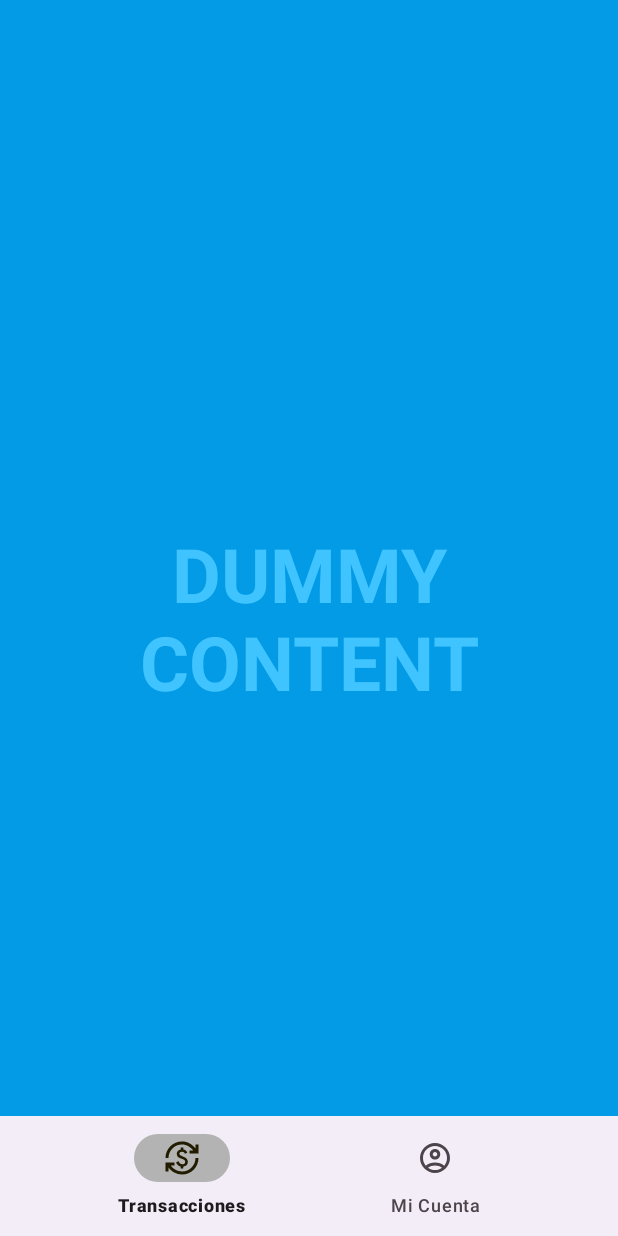
After one commit to magg77/CredibanCo, an Android app: the CreateFullscreenFragment screen opened through its navigation route, on a phone screen of 412 x 824 dp. The commit adds this screen. Run offline under Robolectric (Android 15) with nearby library versions, the phone set to English and light mode, and no system bars; our stand-ins replace Dagger/Hilt's generated code, navigation-ui; network calls fail; 1 statement that could not run was skipped.

Commit message:
DialogFragment full scren for new transaction

```diff
--- a/app/build.gradle
+++ b/app/build.gradle
@@ -87,6 +87,7 @@ dependencies {
 
     //hilt
     implementation "com.google.dagger:hilt-android:$rootProject.hilt_version"
+    implementation 'androidx.legacy:legacy-support-v4:1.0.0'
     annotationProcessor "com.google.dagger:hilt-compiler:$rootProject.hilt_version"
     //kapt "com.google.dagger:hilt-compiler:$rootProject.hilt_version"
     ksp "com.google.dagger:hilt-compiler:$rootProject.hilt_version"
--- /dev/null
+++ b/app/src/main/java/com/prueba/credibanco/CreateFullscreenFragment.kt
@@ -0,0 +1,187 @@
+package com.prueba.credibanco
+
+import android.os.Bundle
+import android.os.Handler
+import android.os.Looper
+import android.view.LayoutInflater
+import android.view.View
+import android.view.ViewGroup
+import android.view.WindowManager
+import android.widget.Button
+import androidx.appcompat.app.AppCompatActivity
+import androidx.fragment.app.Fragment
+import com.prueba.credibanco.databinding.FragmentCreateFullscreenBinding
+
+/**
+ * An example full-screen fragment that shows and hides the system UI (i.e.
+ * status bar and navigation/system bar) with user interaction.
+ */
+class CreateFullscreenFragment : Fragment() {
+    private val hideHandler = Handler(Looper.myLooper()!!)
+
+    @Suppress("InlinedApi")
+    private val hidePart2Runnable = Runnable {
+        // Delayed removal of status and navigation bar
+
+        // Note that some of these constants are new as of API 16 (Jelly Bean)
+        // and API 19 (KitKat). It is safe to use them, as they are inlined
+        // at compile-time and do nothing on earlier devices.
+        val flags =
+            View.SYSTEM_UI_FLAG_LOW_PROFILE or
+                    View.SYSTEM_UI_FLAG_FULLSCREEN or
+                    View.SYSTEM_UI_FLAG_LAYOUT_STABLE or
+                    View.SYSTEM_UI_FLAG_IMMERSIVE_STICKY or
+                    View.SYSTEM_UI_FLAG_LAYOUT_HIDE_NAVIGATION or
+                    View.SYSTEM_UI_FLAG_HIDE_NAVIGATION
+        activity?.window?.decorView?.systemUiVisibility = flags
+        (activity as? AppCompatActivity)?.supportActionBar?.hide()
+    }
+    private val showPart2Runnable = Runnable {
+        // Delayed display of UI elements
+        fullscreenContentControls?.visibility = View.VISIBLE
+    }
+    private var visible: Boolean = false
+    private val hideRunnable = Runnable { hide() }
+
+    /**
+     * Touch listener to use for in-layout UI controls to delay hiding the
+     * system UI. This is to prevent the jarring behavior of controls going away
+     * while interacting with activity UI.
+     */
+    private val delayHideTouchListener = View.OnTouchListener { _, _ ->
+        if (AUTO_HIDE) {
+            delayedHide(AUTO_HIDE_DELAY_MILLIS)
+        }
+        false
+    }
+
+    private var dummyButton: Button? = null
+    private var fullscreenContent: View? = null
+    private var fullscreenContentControls: View? = null
+
+    private var _binding: FragmentCreateFullscreenBinding? = null
+
+    // This property is only valid between onCreateView and
+    // onDestroyView.
+    private val binding get() = _binding!!
+
+    override fun onCreateView(
+        inflater: LayoutInflater,
+        container: ViewGroup?,
+        savedInstanceState: Bundle?
+    ): View? {
+
+        _binding = FragmentCreateFullscreenBinding.inflate(inflater, container, false)
+        return binding.root
+
+    }
+
+    override fun onViewCreated(view: View, savedInstanceState: Bundle?) {
+        super.onViewCreated(view, savedInstanceState)
+
+        visible = true
+
+        dummyButton = binding.dummyButton
+        fullscreenContent = binding.fullscreenContent
+        fullscreenContentControls = binding.fullscreenContentControls
+        // Set up the user interaction to manually show or hide the system UI.
+        fullscreenContent?.setOnClickListener { toggle() }
+
+        // Upon interacting with UI controls, delay any scheduled hide()
+        // operations to prevent the jarring behavior of controls going away
+        // while interacting with the UI.
+        dummyButton?.setOnTouchListener(delayHideTouchListener)
+    }
+
+    override fun onResume() {
+        super.onResume()
+        activity?.window?.addFlags(WindowManager.LayoutParams.FLAG_LAYOUT_NO_LIMITS)
+
+        // Trigger the initial hide() shortly after the activity has been
+        // created, to briefly hint to the user that UI controls
+        // are available.
+        delayedHide(100)
+    }
+
+    override fun onPause() {
+        super.onPause()
+        activity?.window?.clearFlags(WindowManager.LayoutParams.FLAG_LAYOUT_NO_LIMITS)
+
+        // Clear the systemUiVisibility flag
+        activity?.window?.decorView?.systemUiVisibility = 0
+        show()
+    }
+
+    override fun onDestroy() {
+        super.onDestroy()
+        dummyButton = null
+        fullscreenContent = null
+        fullscreenContentControls = null
+    }
+
+    private fun toggle() {
+        if (visible) {
+            hide()
+        } else {
+            show()
+        }
+    }
+
+    private fun hide() {
+        // Hide UI first
+        fullscreenContentControls?.visibility = View.GONE
+        visible = false
+
+        // Schedule a runnable to remove the status and navigation bar after a delay
+        hideHandler.removeCallbacks(showPart2Runnable)
+        hideHandler.postDelayed(hidePart2Runnable, UI_ANIMATION_DELAY.toLong())
+    }
+
+    @Suppress("InlinedApi")
+    private fun show() {
+        // Show the system bar
+        fullscreenContent?.systemUiVisibility =
+            View.SYSTEM_UI_FLAG_LAYOUT_FULLSCREEN or
+                    View.SYSTEM_UI_FLAG_LAYOUT_HIDE_NAVIGATION
+        visible = true
+
+        // Schedule a runnable to display UI elements after a delay
+        hideHandler.removeCallbacks(hidePart2Runnable)
+        hideHandler.postDelayed(showPart2Runnable, UI_ANIMATION_DELAY.toLong())
+        (activity as? AppCompatActivity)?.supportActionBar?.show()
+    }
+
+    /**
+     * Schedules a call to hide() in [delayMillis], canceling any
+     * previously scheduled calls.
+     */
+    private fun delayedHide(delayMillis: Int) {
+        hideHandler.removeCallbacks(hideRunnable)
+        hideHandler.postDelayed(hideRunnable, delayMillis.toLong())
+    }
+
+    companion object {
+        /**
+         * Whether or not the system UI should be auto-hidden after
+         * [AUTO_HIDE_DELAY_MILLIS] milliseconds.
+         */
+        private const val AUTO_HIDE = true
+
+        /**
+         * If [AUTO_HIDE] is set, the number of milliseconds to wait after
+         * user interaction before hiding the system UI.
+         */
+        private const val AUTO_HIDE_DELAY_MILLIS = 3000
+
+        /**
+         * Some older devices needs a small delay between UI widget updates
+         * and a change of the status and navigation bar.
+         */
+        private const val UI_ANIMATION_DELAY = 300
+    }
+
+    override fun onDestroyView() {
+        super.onDestroyView()
+        _binding = null
+    }
+}
--- a/app/src/main/java/com/prueba/credibanco/ui/MainActivity.kt
+++ b/app/src/main/java/com/prueba/credibanco/ui/MainActivity.kt
@@ -1,8 +1,11 @@
 package com.prueba.credibanco.ui
 
 import android.os.Bundle
+import android.util.Log
+import androidx.activity.OnBackPressedCallback
 import com.google.android.material.bottomnavigation.BottomNavigationView
 import androidx.appcompat.app.AppCompatActivity
+import androidx.core.view.ViewCompat.setOnApplyWindowInsetsListener
 import androidx.navigation.NavController
 import androidx.navigation.findNavController
 import androidx.navigation.ui.AppBarConfiguration
@@ -39,6 +42,25 @@ class MainActivity : AppCompatActivity() {
         */
 
         bottomNavigationViewNavView.setupWithNavController(navController)
+        bottomNavigationViewNavView.setOnApplyWindowInsetsListener(null)
+    }
 
-    }
+    /*override fun onBackPressed() {
+
+        this.onBackPressedDispatcher.addCallback(this, object : OnBackPressedCallback(true) {
+            override fun handleOnBackPressed() {
+                Log.i("back", "1111  hola activity, si ****************")
+            }
+
+        })
+
+        if (onBackPressedDispatcher.hasEnabledCallbacks()) {
+            super.onBackPressed();   // dispatch event to custom callback, which implemented in fragment
+            Log.i("back", "hola activity, si ****************")
+        } else {
+            // use activity backPressed if there is no callback   added to mOnBackPressedDispatcher
+            Log.i("back", "hola activity, nnnnoooooooooooooooooooooooo")
+        }
+    }*/
+
 }
--- a/app/src/main/java/com/prueba/credibanco/ui/transaction/TransactionFragment.kt
+++ b/app/src/main/java/com/prueba/credibanco/ui/transaction/TransactionFragment.kt
@@ -6,9 +6,15 @@ import android.view.LayoutInflater
 import android.view.View
 import android.view.ViewGroup
 import android.widget.Toast
+import androidx.activity.OnBackPressedCallback
+import androidx.appcompat.app.AppCompatActivity
 import androidx.fragment.app.Fragment
+import androidx.fragment.app.FragmentTransaction
 import androidx.fragment.app.viewModels
 import androidx.lifecycle.Observer
+import androidx.navigation.fragment.NavHostFragment
+import androidx.navigation.fragment.findNavController
+import com.prueba.credibanco.R
 import com.prueba.credibanco.core.valueObject.Resource
 import com.prueba.credibanco.data.provider.remote.model.AuthorizationRequest
 import com.prueba.credibanco.databinding.FragmentTransactionBinding
@@ -38,6 +44,32 @@ class TransactionFragment : Fragment() {
         super.onViewCreated(view, savedInstanceState)
 
         setupObservers()
+        eventsClick()
+
+    }
+
+    override fun onResume() {
+        super.onResume()
+
+        requireActivity().onBackPressedDispatcher.addCallback(this,
+            object : OnBackPressedCallback(true) {
+                override fun handleOnBackPressed() {
+                    if (!findNavController().navigateUp()) {
+                        if (isEnabled) {
+                            Log.i("back", "00000  atras dialog")
+                            isEnabled = false
+                            requireActivity().onBackPressedDispatcher.onBackPressed()
+                        }
+                        Log.i("back", "111  atras dialog")
+                    } else {
+                        var prueba = "falso"
+                        Log.i("back", "2222 atras dialog")
+                    }
+                    Log.i("back", "atras dialog")
+                }
+            }
+        )
+
     }
 
     override fun onDestroyView() {
@@ -85,5 +117,23 @@ class TransactionFragment : Fragment() {
 
     }
 
+    private fun eventsClick() {
+        binding.mbCreateTransactionFragment.setOnClickListener {
+
+            findNavController().navigate(R.id.action_navigation_transaction_to_createTransactionFragment)
+
+            /*findNavController().addOnDestinationChangedListener { _, destination, _ ->
+                //(activity as AppCompatActivity?)!!
+            }*/
+
+            /*val navHost = NavHostFragment()
+            childFragmentManager.beginTransaction().add(R.id.nav_host_fragment_activity_main, navHost).commitNow()
+            navHost.navController.setGraph(R.navigation.mobile_navigation)*/
+
+        }
+
+
+    }
+
 
 }
--- a/app/src/main/res/layout/activity_main.xml
+++ b/app/src/main/res/layout/activity_main.xml
@@ -12,6 +12,7 @@
         android:layout_marginStart="0dp"
         android:layout_marginEnd="0dp"
         app:labelVisibilityMode="auto"
+        android:fitsSystemWindows="true"
         app:layout_constraintBottom_toBottomOf="parent"
         app:layout_constraintLeft_toLeftOf="parent"
         app:layout_constraintRight_toRightOf="parent"
@@ -29,10 +30,10 @@
         android:layout_width="match_parent"
         android:layout_height="match_parent"
         app:defaultNavHost="true"
+        app:navGraph="@navigation/mobile_navigation"
         app:layout_constraintBottom_toTopOf="@id/nav_view"
         app:layout_constraintLeft_toLeftOf="parent"
         app:layout_constraintRight_toRightOf="parent"
-        app:layout_constraintTop_toTopOf="parent"
-        app:navGraph="@navigation/mobile_navigation" />
+        app:layout_constraintTop_toTopOf="parent" />
 
 </androidx.constraintlayout.widget.ConstraintLayout>
--- /dev/null
+++ b/app/src/main/res/layout/fragment_create_fullscreen.xml
@@ -0,0 +1,51 @@
+<?xml version="1.0" encoding="utf-8"?>
+<FrameLayout xmlns:android="http://schemas.android.com/apk/res/android"
+    xmlns:tools="http://schemas.android.com/tools"
+    android:layout_width="match_parent"
+    android:layout_height="match_parent"
+    android:background="?attr/fullscreenBackgroundColor"
+    android:theme="@style/ThemeOverlay.CredibanCo.FullscreenContainer"
+    tools:context=".CreateFullscreenFragment">
+
+    <!-- The primary full-screen view. This can be replaced with whatever view
+         is needed to present your content, e.g. VideoView, SurfaceView,
+         TextureView, etc. -->
+    <TextView
+        android:id="@+id/fullscreen_content"
+        android:layout_width="match_parent"
+        android:layout_height="match_parent"
+        android:gravity="center"
+        android:keepScreenOn="true"
+        android:text="@string/dummy_content"
+        android:textColor="?attr/fullscreenTextColor"
+        android:textSize="50sp"
+        android:textStyle="bold" />
+
+    <!-- This FrameLayout insets its children based on system windows using
+         android:fitsSystemWindows. -->
+    <FrameLayout
+        android:layout_width="match_parent"
+        android:layout_height="match_parent"
+        android:fitsSystemWindows="true">
+
+        <LinearLayout
+            android:id="@+id/fullscreen_content_controls"
+            style="@style/Widget.Theme.CredibanCo.ButtonBar.Fullscreen"
+            android:layout_width="match_parent"
+            android:layout_height="wrap_content"
+            android:layout_gravity="bottom|center_horizontal"
+            android:orientation="horizontal"
+            tools:ignore="UselessParent">
+
+            <Button
+                android:id="@+id/dummy_button"
+                style="?android:attr/buttonBarButtonStyle"
+                android:layout_width="0dp"
+                android:layout_height="wrap_content"
+                android:layout_weight="1"
+                android:text="@string/dummy_button" />
+
+        </LinearLayout>
+    </FrameLayout>
+
+</FrameLayout>
--- a/app/src/main/res/layout/fragment_transaction.xml
+++ b/app/src/main/res/layout/fragment_transaction.xml
@@ -107,7 +107,7 @@
             app:layout_constraintTop_toTopOf="parent" />
 
         <com.google.android.material.button.MaterialButton
-            android:id="@+id/mb_leer_mas_recyclerView_fragment_home"
+            android:id="@+id/mb_create_transaction_fragment"
             style="@style/Widget.Material3.Button.IconButton.Filled"
             android:layout_width="0dp"
             android:layout_height="wrap_content"
--- a/app/src/main/res/navigation/mobile_navigation.xml
+++ b/app/src/main/res/navigation/mobile_navigation.xml
@@ -9,7 +9,27 @@
         android:id="@+id/navigation_transaction"
         android:name="com.prueba.credibanco.ui.transaction.TransactionFragment"
         android:label="@string/title_transaction"
-        tools:layout="@layout/fragment_transaction" />
+        tools:layout="@layout/fragment_transaction">
+        <action
+            android:id="@+id/action_navigation_transaction_to_createTransactionFragment"
+            app:destination="@id/createTransactionFragment" />
+        <action
+            android:id="@+id/action_navigation_transaction_to_createFullscreenFragment"
+            app:destination="@id/createFullscreenFragment" />
+    </fragment>
+
+        <dialog
+            android:id="@+id/createTransactionFragment"
+            android:name="com.prueba.credibanco.ui.transaction.CreateTransactionFragment"
+            android:label="fragment_create_transaction"
+            tools:layout="@layout/fragment_create_transaction" />
+        <fragment
+            android:id="@+id/createFullscreenFragment"
+            android:name="com.prueba.credibanco.CreateFullscreenFragment"
+            android:label="fragment_create_fullscreen"
+            tools:layout="@layout/fragment_create_fullscreen" />
+
+
 
     <fragment
         android:id="@+id/navigation_account"
@@ -17,4 +37,6 @@
         android:label="@string/title_account"
         tools:layout="@layout/fragment_account" />
 
+
+
 </navigation>
--- /dev/null
+++ b/app/src/main/res/values-night/themes.xml
@@ -0,0 +1,7 @@
+<resources>
+
+    <style name="ThemeOverlay.CredibanCo.FullscreenContainer" parent="">
+        <item name="fullscreenBackgroundColor">@color/light_blue_900</item>
+        <item name="fullscreenTextColor">@color/light_blue_A400</item>
+    </style>
+</resources>
--- /dev/null
+++ b/app/src/main/res/values/attrs.xml
@@ -0,0 +1,6 @@
+<resources>
+    <declare-styleable name="FullscreenAttrs">
+        <attr name="fullscreenBackgroundColor" format="color" />
+        <attr name="fullscreenTextColor" format="color" />
+    </declare-styleable>
+</resources>
--- a/app/src/main/res/values/colors.xml
+++ b/app/src/main/res/values/colors.xml
@@ -42,11 +42,6 @@
     <color name="md_theme_light_scrim">#000000</color>
 
 
-
-
-
-
-
     <!--TextAppearance Color Light-->
     <color name="textColor_light">#000000</color>
     <color name="textColorPrimary_light">#DE000000</color>
@@ -65,5 +60,10 @@
     <color name="textColorDividers_night">#1FFFFFFF</color>
     <color name="textColorActiveIcons_night">#8A000000</color>
     <color name="textColorInactiveIcons_night">#61000000</color>
+    <color name="light_blue_600">#FF039BE5</color>
+    <color name="light_blue_900">#FF01579B</color>
+    <color name="light_blue_A200">#FF40C4FF</color>
+    <color name="light_blue_A400">#FF00B0FF</color>
+    <color name="black_overlay">#66000000</color>
 
 </resources>
--- a/app/src/main/res/values/dimens.xml
+++ b/app/src/main/res/values/dimens.xml
@@ -2,4 +2,6 @@
     <!-- Default screen margins, per the Android Design guidelines. -->
     <dimen name="activity_horizontal_margin">16dp</dimen>
     <dimen name="activity_vertical_margin">16dp</dimen>
+    <dimen name="list_item_spacing">16dp</dimen>
+    <dimen name="list_item_spacing_half">8dp</dimen>
 </resources>
--- a/app/src/main/res/values/strings.xml
+++ b/app/src/main/res/values/strings.xml
@@ -2,4 +2,8 @@
     <string name="app_name">CredibanCo</string>
     <string name="title_transaction">Transacciones</string>
     <string name="title_account">Mi Cuenta</string>
+    <string name="dummy_button">Dummy Button</string>
+    <string name="dummy_content">DUMMY\nCONTENT</string>
+    <!-- TODO: Remove or change this placeholder text -->
+    <string name="hello_blank_fragment">Hello blank fragment</string>
 </resources>
--- /dev/null
+++ b/app/src/main/res/values/styles.xml
@@ -0,0 +1,7 @@
+<resources>
+
+    <style name="Widget.Theme.CredibanCo.ButtonBar.Fullscreen" parent="">
+        <item name="android:background">@color/black_overlay</item>
+        <item name="android:buttonBarStyle">?android:attr/buttonBarStyle</item>
+    </style>
+</resources>
--- a/app/src/main/res/values/themes.xml
+++ b/app/src/main/res/values/themes.xml
@@ -38,10 +38,14 @@
 
         <!-- Customize your theme here. -->
         <!-- TextAppereance color -->
-        <item name="android:textColor">@color/textColor_light</item>                 <!--Atributo xml para establecer un color en el texto de cualquier vista dada.-->
-        <item name="android:textColorPrimary">@color/textColorPrimary_light</item>        <!--El color de texto más destacado: color de texto predeterminado para los botones habilitados y las vistas de texto grandes -->
-        <item name="android:textColorSecondary">@color/textColorSecondary_light</item>      <!--Color de texto secundario: color de texto predeterminado para las vistas de texto medianas y pequeñas. -->
-        <item name="android:textColorHint">@color/textColorHintDisabled_light</item>           <!--Sugerencias y texto deshabilitado-->
+        <item name="android:textColor">@color/textColor_light
+        </item>                 <!--Atributo xml para establecer un color en el texto de cualquier vista dada.-->
+        <item name="android:textColorPrimary">@color/textColorPrimary_light
+        </item>        <!--El color de texto más destacado: color de texto predeterminado para los botones habilitados y las vistas de texto grandes -->
+        <item name="android:textColorSecondary">@color/textColorSecondary_light
+        </item>      <!--Color de texto secundario: color de texto predeterminado para las vistas de texto medianas y pequeñas. -->
+        <item name="android:textColorHint">@color/textColorHintDisabled_light
+        </item>           <!--Sugerencias y texto deshabilitado-->
 
         <item name="android:navigationBarColor">#000000</item>
         <item name="colorOutline">#830000</item>
@@ -58,10 +62,7 @@
         <item name="chipSurfaceColor">#328132</item>
 
 
-
     </style>
-
-
 
 
     <style name="SplashScreenTheme" parent="Theme.SplashScreen.IconBackground">
@@ -82,4 +83,19 @@
         <item name="postSplashScreenTheme">@style/Theme.CredibanCo</item>
     </style>
 
+    <style name="ThemeOverlay.CredibanCo.FullscreenContainer" parent="Theme.CredibanCo">
+        <item name="fullscreenBackgroundColor">@color/light_blue_600</item>
+        <item name="fullscreenTextColor">@color/light_blue_A200</item>
+        <item name="android:windowNoTitle">true</item>
+        <item name="android:windowFullscreen">false</item>
+        <item name="android:windowIsFloating">false</item>
+    </style>
+
+    <!-- Set parent theme as app theme. -->
+    <style name="DialogTheme" parent="Theme.CredibanCo">
+        <item name="android:windowNoTitle">true</item>
+        <item name="android:windowFullscreen">false</item>
+        <item name="android:windowIsFloating">false</item>
+    </style>
+
 </resources>
```
Also changed, not shown: app/src/main/java/com/prueba/credibanco/ui/transaction/CreateTransactionFragment.kt (added, +100 -0 lines), app/src/main/res/layout/fragment_create_transaction.xml (added, +51 -0 lines), app/src/main/res/layout/fragment_fullscreen.xml (added, +51 -0 lines).
